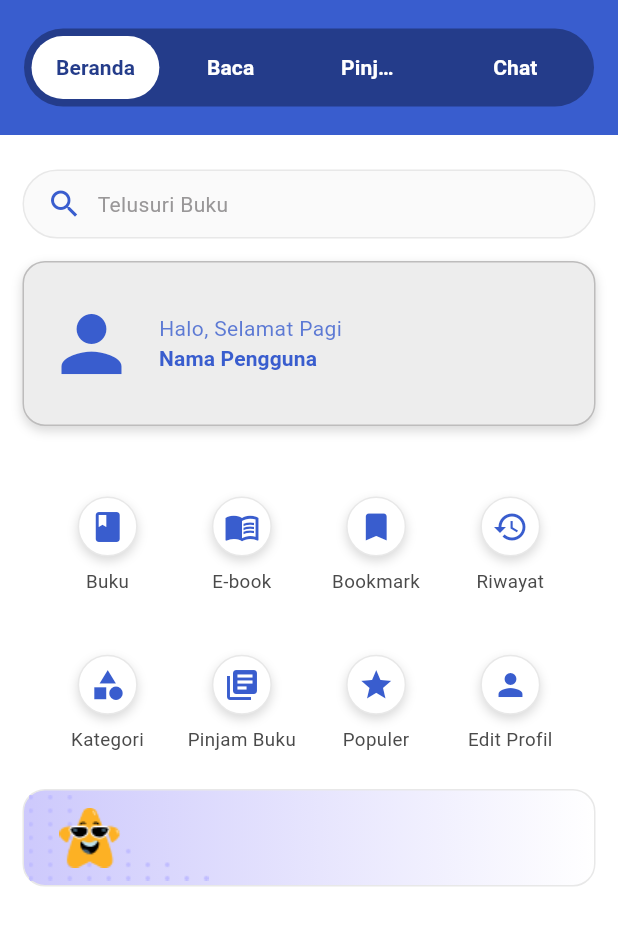
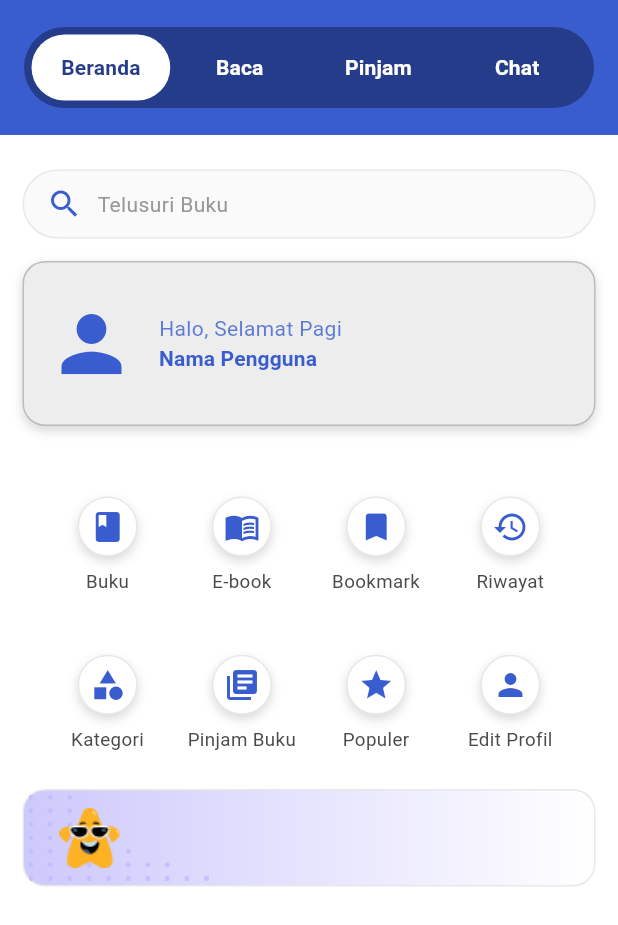
Before and after one commit to kfzrvn/project-candil, a Flutter app: the screen it shows after launch, on a phone screen of 412 x 824 dp. Shown: the top 925 px of the screen. Run offline on Flutter 3.47's test engine with Material 3 defaults, Android fonts, the phone set to English and light mode, and no system bars; Roboto replaces fonts that are missing (SF-Pro-Display).

Commit message:
Add Animated Header Navigation

```diff
--- a/lib/components/header.dart
+++ b/lib/components/header.dart
@@ -1,39 +1,77 @@
 import 'package:flutter/material.dart';
 import 'package:candil/theme.dart';
 
-class Header extends StatelessWidget {
+class Header extends StatefulWidget {
   const Header({Key? key}) : super(key: key);
+
+  @override
+  State<Header> createState() => _HeaderState();
+}
+
+class _HeaderState extends State<Header> {
+  int activeIndex = 0;
+  final List<String> menus = ['Beranda', 'Baca', 'Pinjam', 'Chat'];
+
+  Alignment _alignmentForIndex(int index) {
+    final step = 2 / (menus.length - 1);
+    return Alignment(-1 + (step * index), 0);
+  }
 
   @override
   Widget build(BuildContext context) {
     return Container(
       padding: const EdgeInsets.all(5),
-      decoration:
-          BoxDecoration(color: blue1, borderRadius: BorderRadius.circular(30)),
-      child: Row(children: [
-        Container(
-          padding: const EdgeInsets.symmetric(horizontal: 16.2, vertical: 12),
-          decoration: BoxDecoration(
-              color: Colors.white, borderRadius: BorderRadius.circular(100)),
-          child: Text(
-            'Beranda',
-            style: semibold14.copyWith(color: blue1),
+      decoration: BoxDecoration(
+        color: blue1,
+        borderRadius: BorderRadius.circular(30),
+      ),
+      child: Stack(
+        children: [
+          /// 🔹 BOX PUTIH (GESER)
+          AnimatedAlign(
+            duration: const Duration(milliseconds: 200),
+            curve: Curves.easeInOut,
+            alignment: _alignmentForIndex(activeIndex),
+            child: FractionallySizedBox(
+              widthFactor: 1 / menus.length,
+              child: Container(
+                height: 44,
+                decoration: BoxDecoration(
+                  color: Colors.white,
+                  borderRadius: BorderRadius.circular(100),
+                ),
+              ),
+            ),
           ),
-        ),
-        ...['Baca', 'Pinjam', 'Chat'].map((title) => Flexible(
-              fit: FlexFit.loose,
-              child: Padding(
-                padding:
-                    const EdgeInsets.symmetric(horizontal: 26.2, vertical: 12),
-                child: Center(
-                  child: Text(
-                    title,
-                    style: semibold14.copyWith(color: Colors.white),
+
+          /// 🔹 MENU TEXT
+          Row(
+            children: List.generate(menus.length, (index) {
+              final bool isActive = index == activeIndex;
+
+              return Expanded(
+                child: GestureDetector(
+                  onTap: () {
+                    setState(() {
+                      activeIndex = index;
+                    });
+                  },
+                  child: Container(
+                    height: 44,
+                    alignment: Alignment.center,
+                    child: Text(
+                      menus[index],
+                      style: semibold14.copyWith(
+                        color: isActive ? blue1 : Colors.white,
+                      ),
+                    ),
                   ),
                 ),
-              ),
-            ))
-      ]),
+              );
+            }),
+          ),
+        ],
+      ),
     );
   }
 }
```
